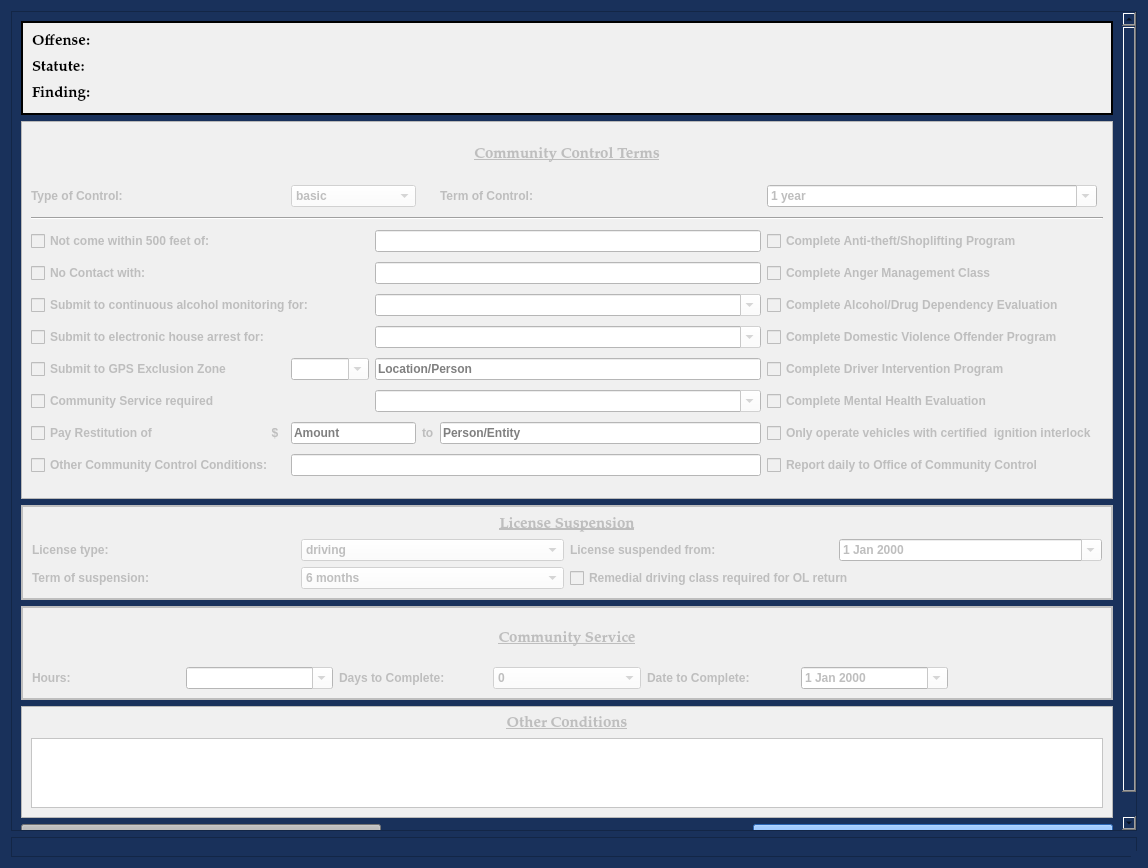
Old version of the form views/ui/AddCommunityControlDialog.ui in the repository HunterProgram22/MuniEntry.
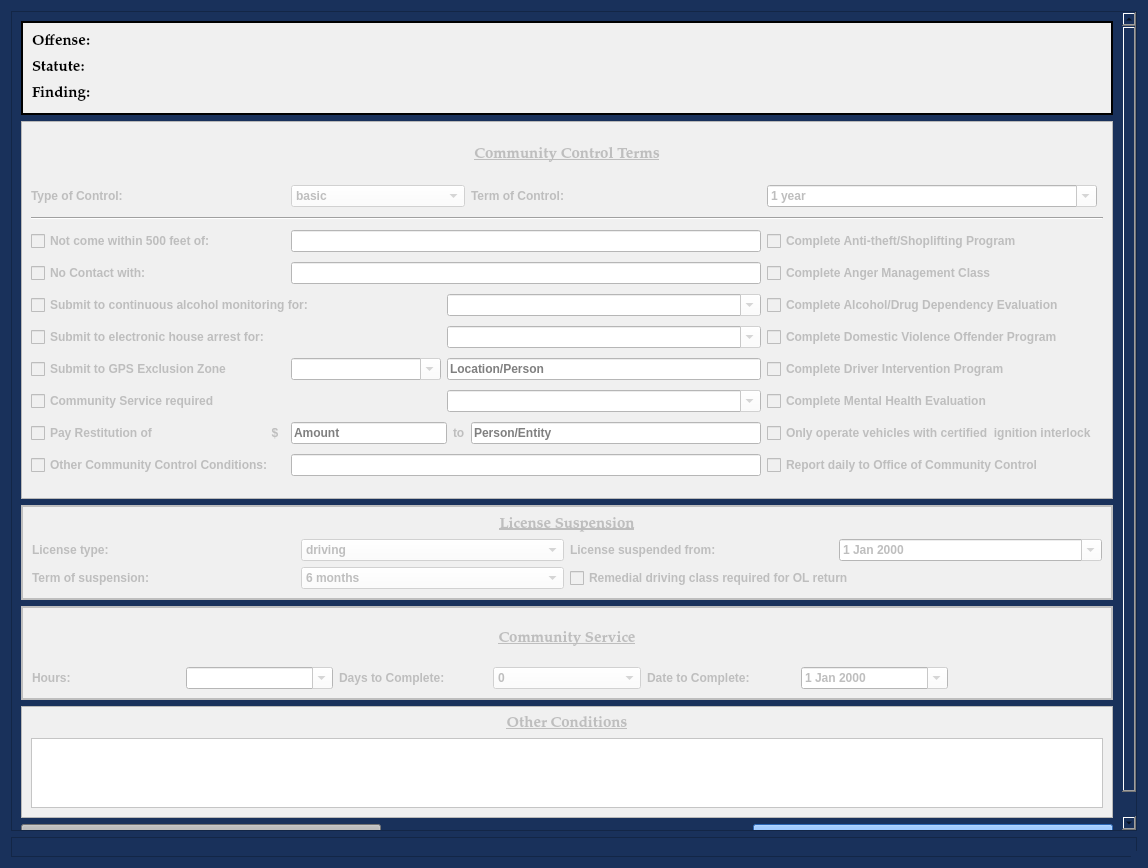
New version of the form.

```diff
--- a/views/ui/AddCommunityControlDialog.ui
+++ b/views/ui/AddCommunityControlDialog.ui
@@ -161,8 +161,8 @@
       <property name="geometry">
        <rect>
         <x>0</x>
-        <y>-162</y>
-        <width>1105</width>
+        <y>0</y>
+        <width>1144</width>
         <height>980</height>
        </rect>
       </property>
@@ -398,13 +398,6 @@
           <enum>QFrame::Raised</enum>
          </property>
          <layout class="QGridLayout" name="gridLayout_3">
-          <item row="3" column="2" colspan="3">
-           <widget class="QLineEdit" name="community_control_not_within_500_feet_person_box">
-            <property name="styleSheet">
-             <string notr="true">background-color: rgb(255, 255, 255);</string>
-            </property>
-           </widget>
-          </item>
           <item row="7" column="5" colspan="2">
            <widget class="QCheckBox" name="driver_intervention_program_checkBox">
             <property name="text">
@@ -617,13 +610,6 @@
             </property>
            </widget>
           </item>
-          <item row="4" column="2" colspan="3">
-           <widget class="QLineEdit" name="community_control_no_contact_with_box">
-            <property name="styleSheet">
-             <string notr="true">background-color: rgb(255, 255, 255);</string>
-            </property>
-           </widget>
-          </item>
           <item row="6" column="5" colspan="2">
            <widget class="QCheckBox" name="domestic_violence_program_checkBox">
             <property name="text">
@@ -698,28 +684,6 @@
             </property>
            </widget>
           </item>
-          <item row="1" column="1" colspan="2">
-           <widget class="QComboBox" name="community_control_type_of_control_box">
-            <property name="styleSheet">
-             <string notr="true">background-color: rgb(255, 255, 255);</string>
-            </property>
-            <item>
-             <property name="text">
-              <string>basic</string>
-             </property>
-            </item>
-            <item>
-             <property name="text">
-              <string>intensive</string>
-             </property>
-            </item>
-            <item>
-             <property name="text">
-              <string>monitored</string>
-             </property>
-            </item>
-           </widget>
-          </item>
           <item row="8" column="0">
            <widget class="QCheckBox" name="community_control_community_service_checkBox">
             <property name="text">
@@ -785,6 +749,12 @@
           </item>
           <item row="7" column="1">
            <widget class="QComboBox" name="gps_exclusion_radius_box">
+            <property name="minimumSize">
+             <size>
+              <width>150</width>
+              <height>0</height>
+             </size>
+            </property>
             <property name="styleSheet">
              <string notr="true">background-color: rgb(255, 255, 255);</string>
             </property>
@@ -828,6 +798,42 @@
             </property>
            </widget>
           </item>
+          <item row="1" column="1" colspan="3">
+           <widget class="QComboBox" name="community_control_type_of_control_box">
+            <property name="styleSheet">
+             <string notr="true">background-color: rgb(255, 255, 255);</string>
+            </property>
+            <item>
+             <property name="text">
+              <string>basic</string>
+             </property>
+            </item>
+            <item>
+             <property name="text">
+              <string>intensive</string>
+             </property>
+            </item>
+            <item>
+             <property name="text">
+              <string>monitored</string>
+             </property>
+            </item>
+           </widget>
+          </item>
+          <item row="3" column="1" colspan="4">
+           <widget class="QLineEdit" name="community_control_not_within_500_feet_person_box">
+            <property name="styleSheet">
+             <string notr="true">background-color: rgb(255, 255, 255);</string>
+            </property>
+           </widget>
+          </item>
+          <item row="4" column="1" colspan="4">
+           <widget class="QLineEdit" name="community_control_no_contact_with_box">
+            <property name="styleSheet">
+             <string notr="true">background-color: rgb(255, 255, 255);</string>
+            </property>
+           </widget>
+          </item>
          </layout>
         </widget>
        </item>
```
Left out of the diff: 6 changed lines with no effect on the pictures.
